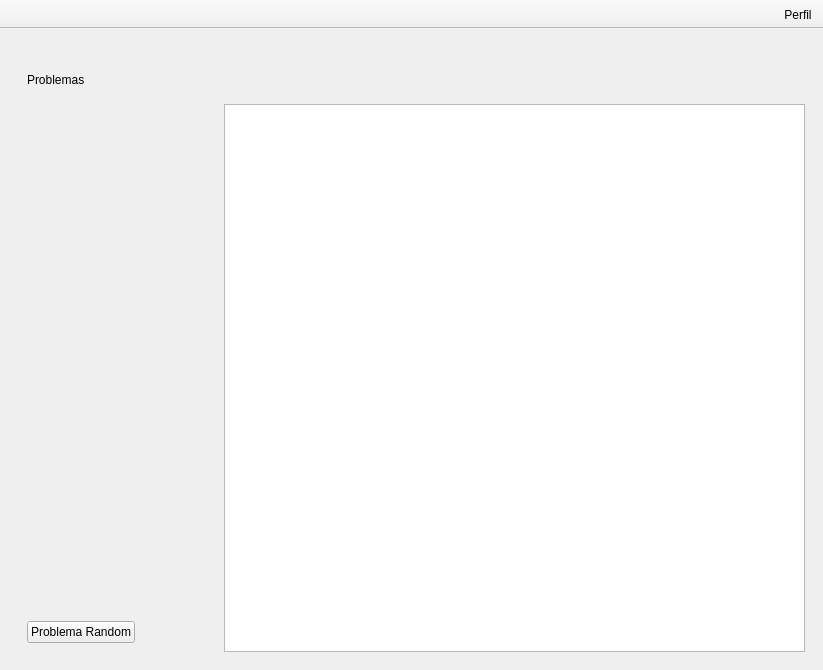
Old version of the form mainwindow.ui in the repository raqquel21/carta-nautica.
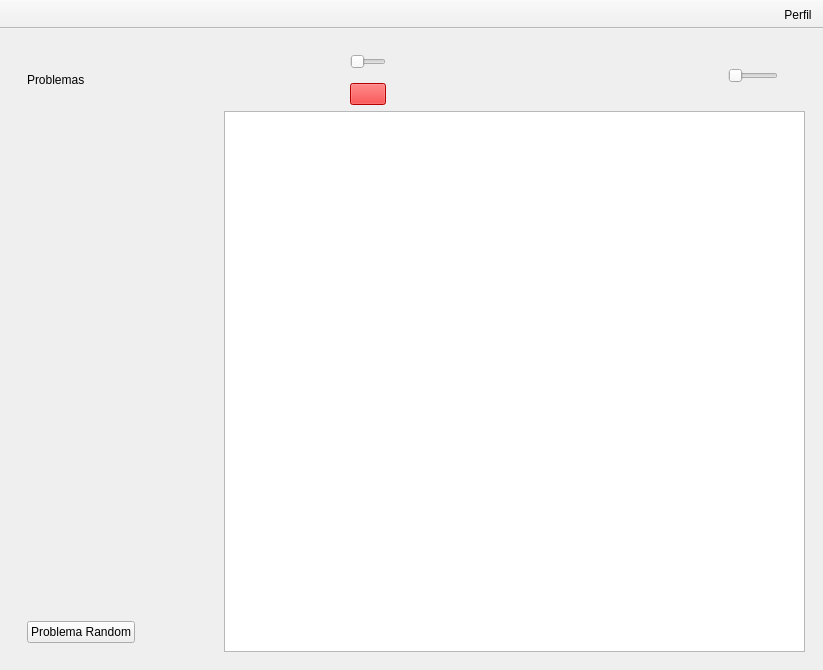
New version of the form. The open tabs and pages were chosen to show the change. Icons and pictures are not drawn.

```diff
--- a/mainwindow.ui
+++ b/mainwindow.ui
@@ -936,11 +936,31 @@
 	background-image: url(:/images/newpagIlum.png);
 	background-repeat: no-repeat;
 }
-</string>
+QToolButton:checked {
+
+    border: 2px solid #FF8C00; 
+    border-radius: 4px;
+    
+ 
+    background-image: url(:/images/newpagIlum.png); 
+    background-repeat: no-repeat;
+}
+QToolButton:checked {
+
+    border: 2px solid #CCCCCC; 
+    border-radius: 4px;
+    
+ 
+    background-image: url(:/images/newpagIlum.png); 
+    background-repeat: no-repeat;
+}</string>
               </property>
               <property name="text">
                <string/>
               </property>
+              <property name="checkable">
+               <bool>false</bool>
+              </property>
              </widget>
             </item>
             <item>
@@ -965,11 +985,23 @@
 	background-image: url(:/images/cursorIlum.png);
 	background-repeat: no-repeat;
 }
+QToolButton:checked {
+
+    border: 2px solid #CCCCCC; 
+    border-radius: 4px;
+    
+ 
+    background-image: url(:/images/cursorIlum.png); 
+    background-repeat: no-repeat;
+}
 </string>
               </property>
               <property name="text">
                <string/>
               </property>
+              <property name="checkable">
+               <bool>true</bool>
+              </property>
              </widget>
             </item>
             <item>
@@ -994,6 +1026,16 @@
 	background-image: url(:/images/lapizIlum.png);
 	background-repeat: no-repeat;
 }
+QToolButton:checked {
+
+    border: 2px solid #CCCCCC; 
+    border-radius: 4px;
+    
+ 
+    background-image: url(:/images/lapizIlum.png); 
+    background-repeat: no-repeat;
+}
+
 </string>
               </property>
               <property name="text">
@@ -1005,8 +1047,50 @@
                 <height>48</height>
                </size>
               </property>
+              <property name="checkable">
+               <bool>true</bool>
+              </property>
+              <property name="checked">
+               <bool>false</bool>
+              </property>
              </widget>
             </item>
+            <item>
+             <layout class="QVBoxLayout" name="verticalLayout">
+              <item>
+               <widget class="QSlider" name="grosorSlider">
+                <property name="minimumSize">
+                 <size>
+                  <width>0</width>
+                  <height>30</height>
+                 </size>
+                </property>
+                <property name="maximumSize">
+                 <size>
+                  <width>75</width>
+                  <height>16777215</height>
+                 </size>
+                </property>
+                <property name="orientation">
+                 <enum>Qt::Orientation::Horizontal</enum>
+                </property>
+               </widget>
+              </item>
+              <item>
+               <widget class="QPushButton" name="colorButton">
+                <property name="styleSheet">
+                 <string notr="true">QPushButton {
+    background-color: #FF0000; 
+  
+}</string>
+                </property>
+                <property name="text">
+                 <string/>
+                </property>
+               </widget>
+              </item>
+             </layout>
+            </item>
             <item>
              <widget class="QToolButton" name="goma">
               <property name="styleSheet">
@@ -1029,11 +1113,22 @@
 	background-image: url(:/images/gomaIlum.png);
 	background-repeat: no-repeat;
 }
-</string>
+QToolButton:checked {
+
+    border: 2px solid #CCCCCC; 
+    border-radius: 4px;
+    
+ 
+    background-image: url(:/images/gomaIlum.png); 
+    background-repeat: no-repeat;
+}</string>
               </property>
               <property name="text">
                <string/>
               </property>
+              <property name="checkable">
+               <bool>true</bool>
+              </property>
              </widget>
             </item>
             <item>
@@ -1058,11 +1153,22 @@
 	background-image: url(:/images/textoIlum.png);
 	background-repeat: no-repeat;
 }
-</string>
+QToolButton:checked {
+
+    border: 2px solid #CCCCCC; 
+    border-radius: 4px;
+    
+ 
+    background-image: url(:/images/textoIlum.png); 
+    background-repeat: no-repeat;
+}</string>
               </property>
               <property name="text">
                <string/>
               </property>
+              <property name="checkable">
+               <bool>true</bool>
+              </property>
              </widget>
             </item>
             <item>
@@ -1087,11 +1193,22 @@
 	background-image: url(:/images/marcaIlum.png);
 	background-repeat: no-repeat;
 }
-</string>
+QToolButton:checked {
+
+    border: 2px solid #CCCCCC; 
+    border-radius: 4px;
+    
+ 
+    background-image: url(:/images/marcaIlum.png); 
+    background-repeat: no-repeat;
+}</string>
               </property>
               <property name="text">
                <string/>
               </property>
+              <property name="checkable">
+               <bool>true</bool>
+              </property>
              </widget>
             </item>
             <item>
@@ -1116,11 +1233,22 @@
 	background-image: url(:/images/ojoIlum.png);
 	background-repeat: no-repeat;
 }
-</string>
+QToolButton:checked {
+
+    border: 2px solid #CCCCCC; 
+    border-radius: 4px;
+    
+ 
+    background-image: url(:/images/ojoIlum.png); 
+    background-repeat: no-repeat;
+}</string>
               </property>
               <property name="text">
                <string/>
               </property>
+              <property name="checkable">
+               <bool>true</bool>
+              </property>
              </widget>
             </item>
             <item>
@@ -1145,11 +1273,22 @@
 	background-image: url(:/images/ruleIlum.png);
 	background-repeat: no-repeat;
 }
-</string>
+QToolButton:checked {
+
+    border: 2px solid #CCCCCC; 
+    border-radius: 4px;
+    
+ 
+    background-image: url(:/images/ruleIlum.png); 
+    background-repeat: no-repeat;
+}</string>
               </property>
               <property name="text">
                <string/>
               </property>
+              <property name="checkable">
+               <bool>true</bool>
+              </property>
              </widget>
             </item>
             <item>
@@ -1174,11 +1313,22 @@
 	background-image: url(:/images/transportadorIlum.png);
 	background-repeat: no-repeat;
 }
-</string>
+QToolButton:checked {
+
+    border: 2px solid #CCCCCC; 
+    border-radius: 4px;
+    
+ 
+    background-image: url(:/images/transportadorIlum.png); 
+    background-repeat: no-repeat;
+}</string>
               </property>
               <property name="text">
                <string/>
               </property>
+              <property name="checkable">
+               <bool>true</bool>
+              </property>
              </widget>
             </item>
             <item>
@@ -1208,6 +1358,9 @@
               <property name="text">
                <string/>
               </property>
+              <property name="checkable">
+               <bool>true</bool>
+              </property>
              </widget>
             </item>
             <item>
@@ -1236,6 +1389,28 @@
               <property name="text">
                <string/>
               </property>
+              <property name="checkable">
+               <bool>true</bool>
+              </property>
+             </widget>
+            </item>
+            <item>
+             <widget class="QSlider" name="zoomSlider">
+              <property name="minimumSize">
+               <size>
+                <width>50</width>
+                <height>48</height>
+               </size>
+              </property>
+              <property name="maximumSize">
+               <size>
+                <width>200</width>
+                <height>48</height>
+               </size>
+              </property>
+              <property name="orientation">
+               <enum>Qt::Orientation::Horizontal</enum>
+              </property>
              </widget>
             </item>
             <item>
@@ -1263,6 +1438,9 @@
               <property name="text">
                <string/>
               </property>
+              <property name="checkable">
+               <bool>true</bool>
+              </property>
              </widget>
             </item>
            </layout>
```
Left out of the diff: 2 changed lines with no effect on the pictures.
